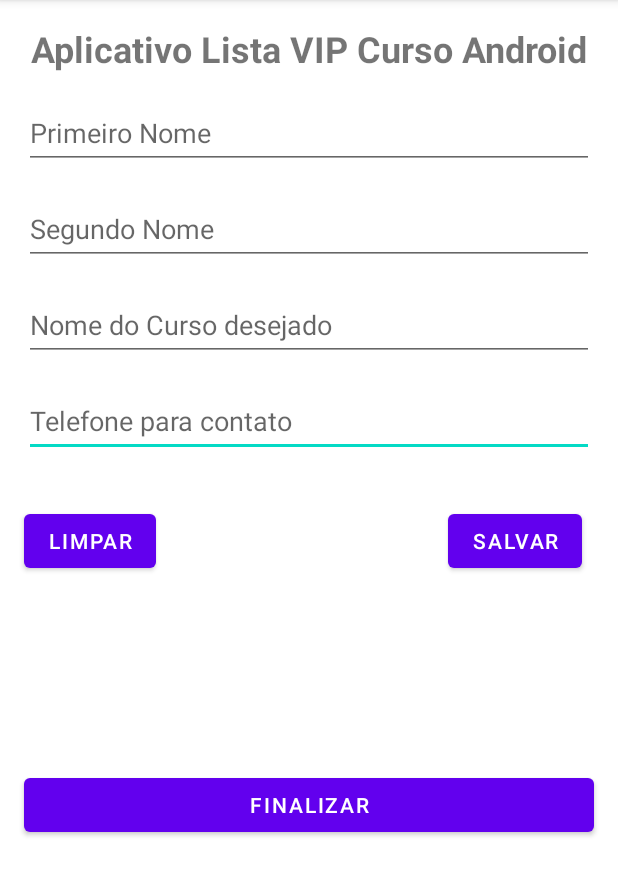
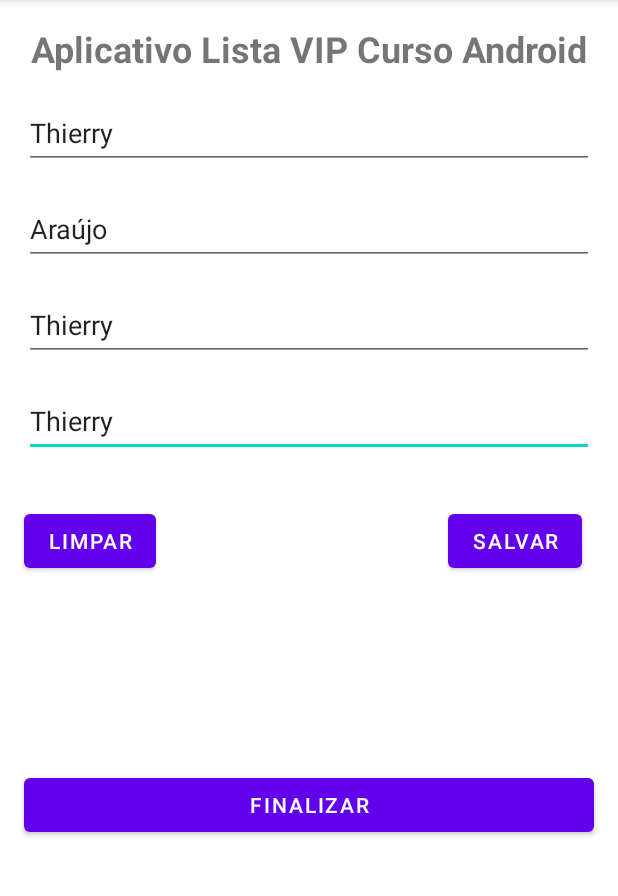
Before and after one commit to tiler9/Projetos-Treinamento-Android-2023, an Android app: the screen it shows after launch (MainActivity), on a phone screen of 412 x 824 dp, the part 84-980 px from its top. Run offline under Robolectric (Android 15) with nearby library versions, the phone set to English and light mode, and no system bars.

Commit message:
5º passo - criação de funcionalidades de botões

```diff
--- /dev/null
+++ b/AppListaCurso/app/src/main/java/devandroid/thierry/applistacurso/model/Pessoa.java
@@ -0,0 +1,56 @@
+package devandroid.thierry.applistacurso.model;
+
+public class Pessoa {
+
+    private String primeiroNome;
+    private String sobrenome;
+    private String nomeDoCurso;
+    private String telefoneContato;
+
+    public Pessoa(){
+
+    }
+
+    public String getPrimeiroNome() {
+        return primeiroNome;
+    }
+
+    public void setPrimeiroNome(String primeiroNome) {
+        this.primeiroNome = primeiroNome;
+    }
+
+    public String getSobrenome() {
+        return sobrenome;
+    }
+
+    public void setSobrenome(String sobrenome) {
+        this.sobrenome = sobrenome;
+    }
+
+    public String getNomeDoCurso() {
+        return nomeDoCurso;
+    }
+
+    public void setNomeDoCurso(String nomeDoCurso) {
+        this.nomeDoCurso = nomeDoCurso;
+    }
+
+    public String getTelefoneContato() {
+        return telefoneContato;
+    }
+
+    public void setTelefoneContato(String telefoneContato) {
+        this.telefoneContato = telefoneContato;
+    }
+
+    @Override
+    public String toString() {
+        return "Pessoa{" +
+                "primeiroNome='" + primeiroNome + '\'' +
+                ", sobrenome='" + sobrenome + '\'' +
+                ", nomeDoCurso='" + nomeDoCurso + '\'' +
+                ", telefoneContato='" + telefoneContato + '\'' +
+                '}';
+    }
+
+}
--- a/AppListaCurso/app/src/main/java/devandroid/thierry/applistacurso/view/MainActivity.java
+++ b/AppListaCurso/app/src/main/java/devandroid/thierry/applistacurso/view/MainActivity.java
@@ -3,14 +3,87 @@ package devandroid.thierry.applistacurso.view;
 import androidx.appcompat.app.AppCompatActivity;
 
 import android.os.Bundle;
+import android.view.View;
+import android.widget.Button;
+import android.widget.EditText;
+import android.widget.Toast;
 
 import devandroid.thierry.applistacurso.R;
+import devandroid.thierry.applistacurso.model.Pessoa;
 
 public class MainActivity extends AppCompatActivity {
+
+    Pessoa pessoa;
+
+    EditText editTextTelefone;
+    EditText editTextNomeCurso;
+    EditText editTextSobrenome;
+    EditText editTextPrimeiroNome;
+
+    Button buttonFinalizar;
+    Button buttonSalvar;
+    Button buttonLimpar;
 
     @Override
     protected void onCreate(Bundle savedInstanceState) {
         super.onCreate(savedInstanceState);
         setContentView(R.layout.activity_main);
+
+        pessoa = new Pessoa();
+
+        pessoa.setPrimeiroNome("Thierry");
+        pessoa.setSobrenome("Araújo");
+        pessoa.setNomeDoCurso("Kotlin");
+        pessoa.setTelefoneContato("(92) 98152-0445");
+
+        pessoa.setPrimeiroNome("Thierry");
+        pessoa.setSobrenome("Araújo");
+        pessoa.setNomeDoCurso("Thierry");
+        pessoa.setTelefoneContato("Thierry");
+
+        editTextTelefone = findViewById(R.id.editTextTelefone);
+        editTextNomeCurso = findViewById(R.id.editTextNomeCurso);
+        editTextSobrenome = findViewById(R.id.editTextSobrenome);
+        editTextPrimeiroNome = findViewById(R.id.editTextPrimeiroNome);
+
+        buttonFinalizar = findViewById(R.id.buttonFinalizar);
+        buttonSalvar = findViewById(R.id.buttonSalvar);
+        buttonLimpar = findViewById(R.id.buttonLimpar);
+
+        editTextNomeCurso.setText(pessoa.getNomeDoCurso());
+        editTextPrimeiroNome.setText(pessoa.getPrimeiroNome());
+        editTextSobrenome.setText(pessoa.getSobrenome());
+        editTextTelefone.setText(pessoa.getTelefoneContato());
+
+        buttonLimpar.setOnClickListener(new View.OnClickListener() {
+            @Override
+            public void onClick(View view) {
+                editTextPrimeiroNome.setText("");
+                editTextSobrenome.setText("");
+                editTextTelefone.setText("");
+                editTextNomeCurso.setText("");
+            }
+        });
+
+        buttonFinalizar.setOnClickListener(new View.OnClickListener() {
+            @Override
+            public void onClick(View view) {
+                Toast.makeText(MainActivity.this, "Volte Sempre", Toast.LENGTH_SHORT).show();
+                finish();
+            }
+        });
+
+        buttonSalvar.setOnClickListener(new View.OnClickListener() {
+            @Override
+            public void onClick(View view) {
+                pessoa.setPrimeiroNome(editTextPrimeiroNome.getText().toString());
+                pessoa.setSobrenome(editTextSobrenome.getText().toString());
+                pessoa.setNomeDoCurso(editTextNomeCurso.getText().toString());
+                pessoa.setTelefoneContato(editTextTelefone.getText().toString());
+
+                Toast.makeText(MainActivity.this, "Salvo" + pessoa.toString(), Toast.LENGTH_SHORT).show();
+            }
+        });
     }
+
 }
--- a/AppListaCurso/app/src/main/res/layout/activity_main.xml
+++ b/AppListaCurso/app/src/main/res/layout/activity_main.xml
@@ -19,7 +19,7 @@
         app:layout_constraintTop_toTopOf="parent" />
 
     <EditText
-        android:id="@+id/editTextTextPersonName6"
+        android:id="@+id/editTextTelefone"
         android:layout_width="match_parent"
         android:layout_height="48dp"
         android:layout_margin="16dp"
@@ -31,10 +31,10 @@
         app:layout_constraintEnd_toEndOf="parent"
         app:layout_constraintHorizontal_bias="0.656"
         app:layout_constraintStart_toStartOf="parent"
-        app:layout_constraintTop_toBottomOf="@+id/editTextTextPersonName5" />
+        app:layout_constraintTop_toBottomOf="@+id/editTextNomeCurso" />
 
     <EditText
-        android:id="@+id/editTextTextPersonName5"
+        android:id="@+id/editTextNomeCurso"
         android:layout_width="match_parent"
         android:layout_height="48dp"
         android:layout_margin="16dp"
@@ -45,10 +45,10 @@
         android:inputType="textPersonName"
         app:layout_constraintEnd_toEndOf="parent"
         app:layout_constraintStart_toStartOf="parent"
-        app:layout_constraintTop_toBottomOf="@+id/editTextTextPersonName4" />
+        app:layout_constraintTop_toBottomOf="@+id/editTextSobrenome" />
 
     <EditText
-        android:id="@+id/editTextTextPersonName4"
+        android:id="@+id/editTextSobrenome"
         android:layout_width="match_parent"
         android:layout_height="48dp"
         android:layout_margin="16dp"
@@ -60,10 +60,10 @@
         app:layout_constraintEnd_toEndOf="parent"
         app:layout_constraintHorizontal_bias="0.656"
         app:layout_constraintStart_toStartOf="parent"
-        app:layout_constraintTop_toBottomOf="@+id/editTextTextPersonName3" />
+        app:layout_constraintTop_toBottomOf="@+id/editTextPrimeiroNome" />
 
     <EditText
-        android:id="@+id/editTextTextPersonName3"
+        android:id="@+id/editTextPrimeiroNome"
         android:layout_width="match_parent"
         android:layout_height="48dp"
         android:layout_margin="16dp"
@@ -77,7 +77,7 @@
         app:layout_constraintTop_toBottomOf="@+id/textView" />
 
     <Button
-        android:id="@+id/button3"
+        android:id="@+id/buttonFinalizar"
         android:layout_width="match_parent"
         android:layout_height="wrap_content"
         android:layout_margin="16dp"
@@ -85,32 +85,32 @@
         app:layout_constraintBottom_toBottomOf="parent"
         app:layout_constraintEnd_toEndOf="parent"
         app:layout_constraintStart_toStartOf="parent"
-        app:layout_constraintTop_toBottomOf="@+id/editTextTextPersonName6" />
+        app:layout_constraintTop_toBottomOf="@+id/editTextTelefone" />
 
     <Button
-        android:id="@+id/button2"
+        android:id="@+id/buttonSalvar"
         android:layout_width="wrap_content"
         android:layout_height="wrap_content"
         android:layout_marginStart="184dp"
         android:layout_marginTop="32dp"
         android:text="@string/txt_button_salvar"
-        app:layout_constraintBottom_toTopOf="@+id/button3"
+        app:layout_constraintBottom_toTopOf="@+id/buttonFinalizar"
         app:layout_constraintEnd_toEndOf="parent"
         app:layout_constraintHorizontal_bias="0.304"
-        app:layout_constraintStart_toEndOf="@+id/button"
-        app:layout_constraintTop_toBottomOf="@+id/editTextTextPersonName6"
+        app:layout_constraintStart_toEndOf="@+id/buttonLimpar"
+        app:layout_constraintTop_toBottomOf="@+id/editTextTelefone"
         app:layout_constraintVertical_bias="0.0" />
 
     <Button
-        android:id="@+id/button"
+        android:id="@+id/buttonLimpar"
         android:layout_width="wrap_content"
         android:layout_height="wrap_content"
         android:layout_marginStart="16dp"
         android:layout_marginTop="32dp"
         android:text="@string/txt_button_limpar"
-        app:layout_constraintBottom_toTopOf="@+id/button3"
+        app:layout_constraintBottom_toTopOf="@+id/buttonFinalizar"
         app:layout_constraintStart_toStartOf="parent"
-        app:layout_constraintTop_toBottomOf="@+id/editTextTextPersonName6"
+        app:layout_constraintTop_toBottomOf="@+id/editTextTelefone"
         app:layout_constraintVertical_bias="0.0" />
 
 </androidx.constraintlayout.widget.ConstraintLayout>
```
